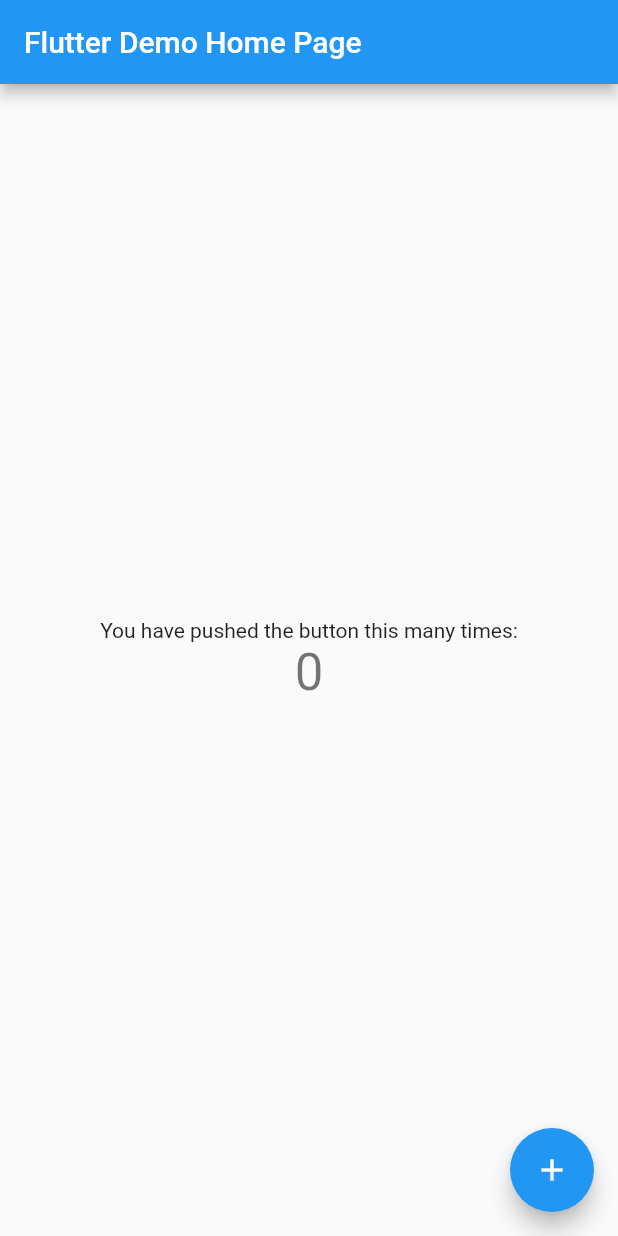
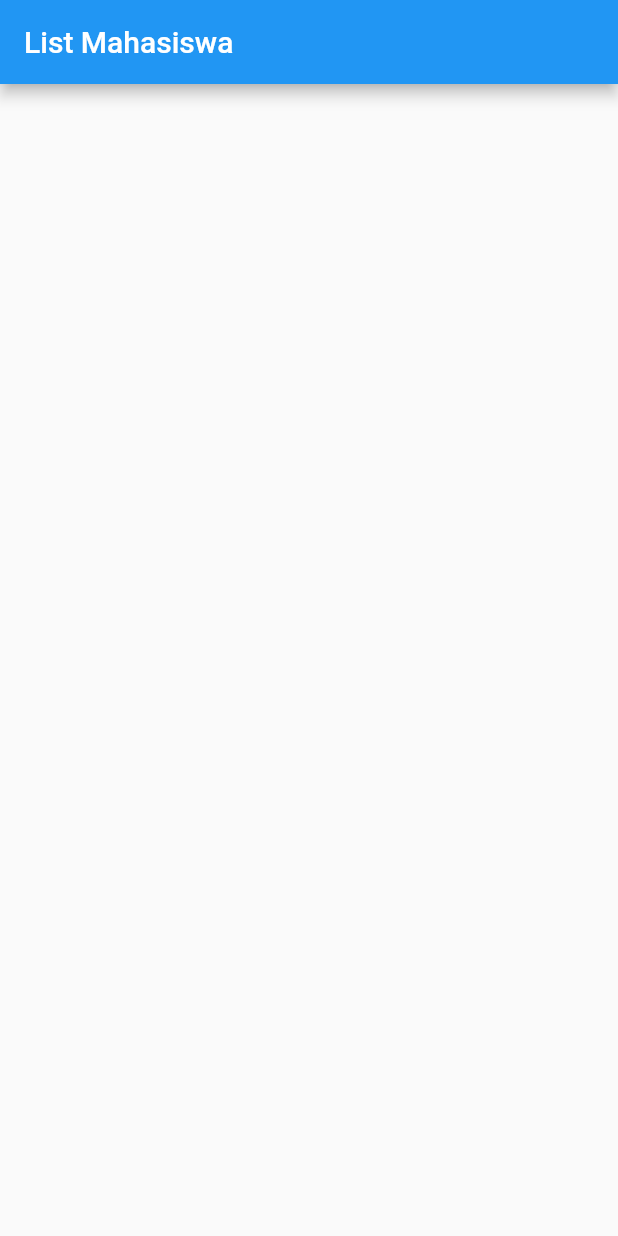
Before and after one commit to MajuSetiaJadiSiregar/rm_flutter, a Flutter app: the screen it shows after launch, on a phone screen of 412 x 824 dp. Run offline on Flutter 3.47's test engine with Material 2 defaults, Android fonts, the phone set to English and light mode, and no system bars; our stand-ins replace get.

Commit message:
add-page-home-mahasiswa

```diff
--- a/lib/main.dart
+++ b/lib/main.dart
@@ -1,5 +1,6 @@
 import 'package:flutter/material.dart';
 import 'package:get/get.dart';
+import 'package:myclient/pages/mahasiswa_home.dart';
 
 void main() {
   runApp(MyApp());
@@ -23,8 +24,8 @@
         // is not restarted.
         primarySwatch: Colors.blue,
       ),
-      // home: HomePage(),
-      home: MyHomePage(title: 'Flutter Demo Home Page'),
+      home: MahasiswaHome(),
+      // home: MyHomePage(title: 'Flutter Demo Home Page'),
     );
   }
 }
--- /dev/null
+++ b/lib/pages/mahasiswa_home.dart
@@ -0,0 +1,10 @@
+import 'package:flutter/material.dart';
+
+class MahasiswaHome extends StatelessWidget {
+  @override
+  Widget build(BuildContext context){
+    return Scaffold(
+      appBar: AppBar(title: Text('List Mahasiswa'),),
+    );
+  }
+}
```
